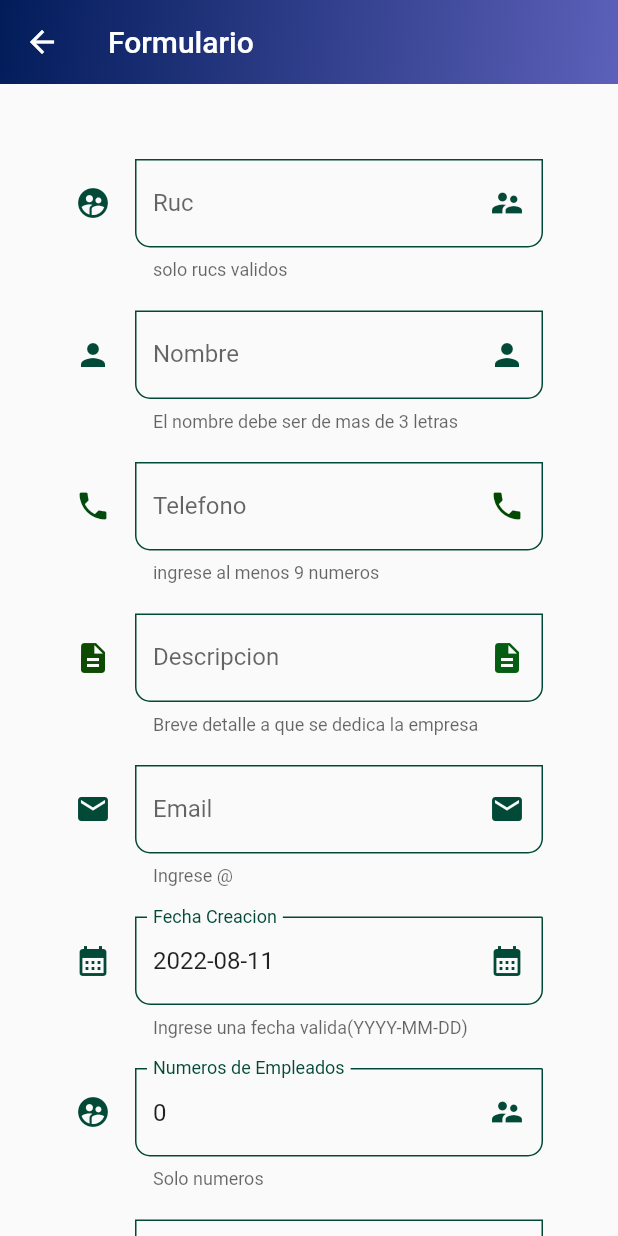
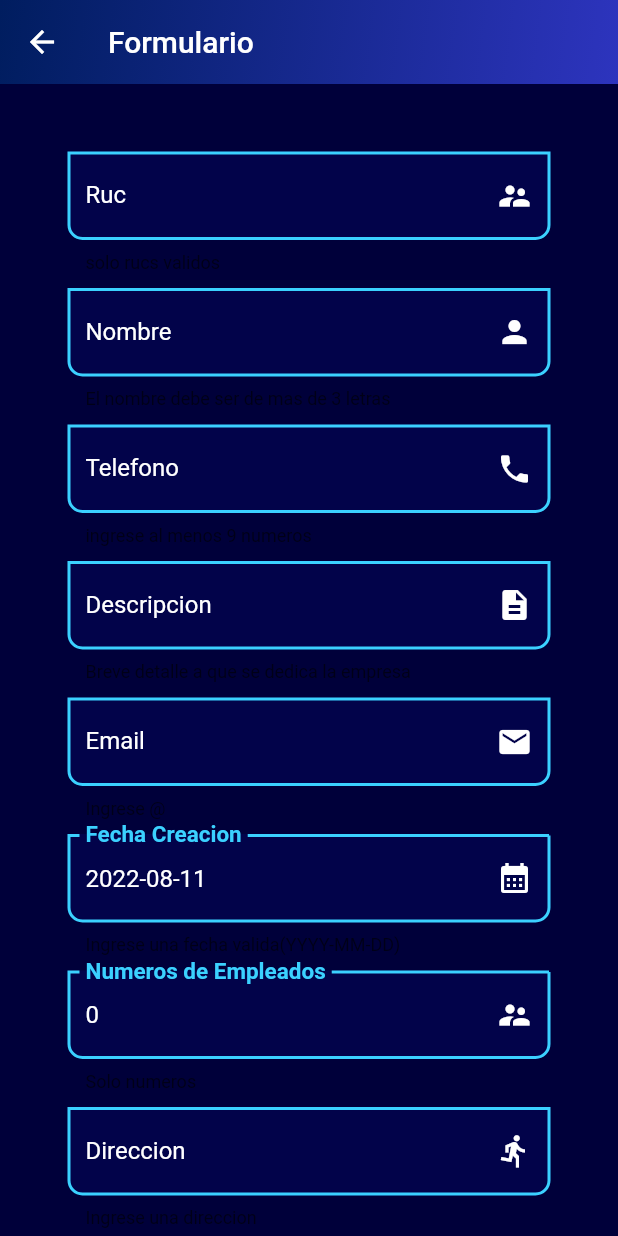
Before and after one commit to Proyecto-Integrador-yavirac/proyectoFlutterEntity, a Flutter app: the screen it shows after launch, after a tap on "Empresa Form", on a phone screen of 412 x 824 dp. Run offline on Flutter 3.47's test engine with Material 2 defaults, Android fonts, the phone set to English and light mode, and no system bars; network calls fail.

Commit message:
form styles

```diff
--- a/grupo_3_b/lib/screens/create_empresa_form_screen.dart
+++ b/grupo_3_b/lib/screens/create_empresa_form_screen.dart
@@ -3,6 +3,7 @@ import 'package:flutter/material.dart';
 import 'package:provider/provider.dart';
 import 'package:intl/intl.dart';
 import '../providers/providers.dart';
+import '../themes/theme.dart';
 import '../widgets/alert_dialog.dart';
 import '../widgets/widgets.dart';
 
@@ -29,20 +30,14 @@ class CreateEmpresaForm extends StatelessWidget {
     };
 //Scaffold hEasdasdasdasd
     return Scaffold(
+      backgroundColor: Color.fromARGB(255, 0, 0, 58),
       resizeToAvoidBottomInset: false,
       appBar: AppBar(
         elevation: 0,
         title: const Text('Formulario'),
         flexibleSpace: Container(
           decoration: const BoxDecoration(
-            gradient: LinearGradient(
-              colors: [
-                Color.fromARGB(255, 92, 96, 185),
-                Color.fromARGB(255, 2, 28, 90)
-              ],
-              begin: Alignment.bottomRight,
-              end: Alignment.topLeft,
-            ),
+            gradient: AppTheme.graduado
           ),
         ),
       ),
--- a/grupo_3_b/lib/screens/empresa_list_screen.dart
+++ b/grupo_3_b/lib/screens/empresa_list_screen.dart
@@ -2,6 +2,8 @@ import 'package:flutter/material.dart';
 import 'package:grupo_3_b/providers/providers.dart';
 import 'package:grupo_3_b/screens/screens.dart';
 import 'package:provider/provider.dart';
+
+import '../themes/theme.dart';
 
 class EmpresaList extends StatelessWidget {
   const EmpresaList({Key? key}) : super(key: key);
@@ -14,14 +16,7 @@ class EmpresaList extends StatelessWidget {
         title: const Text('Lista'),
         flexibleSpace: Container(
           decoration: const BoxDecoration(
-            gradient: LinearGradient(
-              colors: [
-                Color.fromARGB(255, 92, 96, 185),
-                Color.fromARGB(255, 2, 28, 90)
-              ],
-              begin: Alignment.bottomRight,
-              end: Alignment.topLeft,
-            ),
+            gradient: AppTheme.graduado
           ),
         ),
       ),
--- a/grupo_3_b/lib/screens/home_screen.dart
+++ b/grupo_3_b/lib/screens/home_screen.dart
@@ -1,4 +1,5 @@
 import 'package:flutter/material.dart';
+import 'package:grupo_3_b/themes/theme.dart';
 
 import '../routers/routers.dart';
 
@@ -14,14 +15,7 @@ class HomeScreen extends StatelessWidget {
           title: const Text('Empresas'),
           flexibleSpace: Container(
             decoration: const BoxDecoration(
-              gradient: LinearGradient(
-                colors: [
-                  Color.fromARGB(255, 92, 96, 185),
-                  Color.fromARGB(255, 2, 28, 90)
-                ],
-                begin: Alignment.bottomRight,
-                end: Alignment.topLeft,
-              ),
+              gradient: AppTheme.graduado
             ),
           ),
           elevation: 20,
--- a/grupo_3_b/lib/screens/update_empresa_form_screen.dart
+++ b/grupo_3_b/lib/screens/update_empresa_form_screen.dart
@@ -4,6 +4,7 @@ import 'package:grupo_3_b/widgets/widgets.dart';
 import 'package:provider/provider.dart';
 
 import '../providers/providers.dart';
+import '../themes/theme.dart';
 
 class UpdateEmpresaForm extends StatelessWidget {
   final Map<String, dynamic> empresaValues;
@@ -23,14 +24,7 @@ class UpdateEmpresaForm extends StatelessWidget {
           title: const Text('Formulario edita'),
           flexibleSpace: Container(
             decoration: const BoxDecoration(
-              gradient: LinearGradient(
-                colors: [
-                  Color.fromARGB(255, 92, 96, 185),
-                  Color.fromARGB(255, 2, 28, 90)
-                ],
-                begin: Alignment.bottomRight,
-                end: Alignment.topLeft,
-              ),
+              gradient: AppTheme.graduado
             ),
           )),
       body: SingleChildScrollView(
--- a/grupo_3_b/lib/themes/theme.dart
+++ b/grupo_3_b/lib/themes/theme.dart
@@ -2,22 +2,29 @@ import 'package:flutter/material.dart';
 
 class AppTheme {
 
-  static const Color primary = Color.fromARGB(255, 2, 74, 55);
-
+  static const Color primary = Color.fromARGB(255, 2, 3, 74);
+  static const Gradient graduado = LinearGradient(
+              colors: [
+                Color.fromARGB(255, 45, 52, 190),
+                Color.fromARGB(255, 0, 29, 95)
+              ],
+              begin: Alignment.bottomRight,
+              end: Alignment.topLeft,
+            );
 
   static final ThemeData lightTheme = ThemeData.light().copyWith(
       primaryColor: primary,
       appBarTheme: const AppBarTheme(color: primary, elevation: 0),
       inputDecorationTheme: const InputDecorationTheme(
-          floatingLabelStyle: TextStyle(color: primary),
+          floatingLabelStyle: TextStyle(color:Color.fromARGB(255, 59, 209, 255), fontSize: 20, fontWeight:FontWeight.w700),
           enabledBorder: OutlineInputBorder(
-              borderSide: BorderSide(color: primary),
+              borderSide: BorderSide(color: Color.fromARGB(255, 59, 209, 255),width: 2),
               borderRadius: BorderRadius.only(
                 bottomLeft: Radius.circular(10),
                 bottomRight: Radius.circular(10),
               )),
           focusedBorder: OutlineInputBorder(
-              borderSide: BorderSide(color: primary),
+              borderSide: BorderSide(color: Color.fromARGB(255, 255, 0, 0)),
               borderRadius: BorderRadius.only(
                 bottomLeft: Radius.circular(10),
                 bottomRight: Radius.circular(10),
--- a/grupo_3_b/lib/widgets/checkbox_toggle.dart
+++ b/grupo_3_b/lib/widgets/checkbox_toggle.dart
@@ -1,4 +1,5 @@
 import 'package:flutter/material.dart';
+import 'package:grupo_3_b/themes/theme.dart';
 
 class CheckboxToggle extends StatefulWidget {
   final Map<String, dynamic> formValues;
@@ -24,8 +25,8 @@ class _CheckboxToggleState extends State<CheckboxToggle> {
           widget.formValues[widget.formProperty] = value;
         });
       },
-      activeTrackColor: Colors.lightGreenAccent,
-      activeColor: Colors.green,
+      activeTrackColor: Color.fromARGB(255, 20, 97, 184),
+      activeColor: Color.fromARGB(255, 6, 50, 100),
     );
   }
 }
--- a/grupo_3_b/lib/widgets/custom_form.dart
+++ b/grupo_3_b/lib/widgets/custom_form.dart
@@ -31,12 +31,9 @@ class CustomForm extends StatelessWidget {
                   helperText: 'solo rucs validos',
                   suffixIcon: const Icon(
                     Icons.supervisor_account,
-                    color: AppTheme.primary,
+                    color: Color.fromARGB(255, 255, 255, 255),
                   ),
-                  icon: const Icon(
-                    Icons.supervised_user_circle_rounded,
-                    color: AppTheme.primary,
-                  ),
+
                   keyboardType: TextInputType.text,
                   obscureText: false,
                 ),
@@ -48,12 +45,9 @@ class CustomForm extends StatelessWidget {
                   helperText: 'El nombre debe ser de mas de 3 letras',
                   suffixIcon: const Icon(
                     Icons.person,
-                    color: AppTheme.primary,
+                    color: Color.fromARGB(255, 254, 254, 255),
                   ),
-                  icon: const Icon(
-                    Icons.person,
-                    color: AppTheme.primary,
-                  ),
+
                   keyboardType: TextInputType.text,
                   obscureText: false,
                 ),
@@ -65,12 +59,9 @@ class CustomForm extends StatelessWidget {
                   helperText: 'ingrese al menos 9 numeros',
                   suffixIcon: const Icon(
                     Icons.phone,
-                    color: Color.fromARGB(255, 2, 74, 3),
+                    color: Color.fromARGB(255, 255, 255, 255),
                   ),
-                  icon: const Icon(
-                    Icons.phone,
-                    color: Color.fromARGB(255, 2, 74, 13),
-                  ),
+
                   keyboardType: TextInputType.text,
                   obscureText: false,
                 ),
@@ -82,12 +73,9 @@ class CustomForm extends StatelessWidget {
                   helperText: 'Breve detalle a que se dedica la empresa ',
                   suffixIcon: const Icon(
                     Icons.description,
-                    color: Color.fromARGB(255, 4, 93, 16),
+                    color: Color.fromARGB(255, 255, 255, 255),
                   ),
-                  icon: const Icon(
-                    Icons.description,
-                    color: Color.fromARGB(255, 15, 74, 2),
-                  ),
+
                   keyboardType: TextInputType.text,
                   obscureText: false,
                 ),
@@ -99,12 +87,9 @@ class CustomForm extends StatelessWidget {
                   helperText: 'Ingrese @',
                   suffixIcon: const Icon(
                     Icons.mail,
-                    color: AppTheme.primary,
+                    color: Color.fromARGB(255, 255, 255, 255),
                   ),
-                  icon: const Icon(
-                    Icons.mail,
-                    color: AppTheme.primary,
-                  ),
+
                   keyboardType: TextInputType.text,
                   obscureText: false,
                 ),
@@ -116,12 +101,9 @@ class CustomForm extends StatelessWidget {
                   helperText: 'Ingrese una fecha valida(YYYY-MM-DD)',
                   suffixIcon: const Icon(
                     Icons.calendar_month,
-                    color: AppTheme.primary,
+                    color: Color.fromARGB(255, 255, 255, 255),
                   ),
-                  icon: const Icon(
-                    Icons.calendar_month,
-                    color: AppTheme.primary,
-                  ),
+
                   keyboardType: TextInputType.text,
                   obscureText: false,
                 ),
@@ -133,12 +115,9 @@ class CustomForm extends StatelessWidget {
                   helperText: 'Solo numeros',
                   suffixIcon: const Icon(
                     Icons.supervisor_account,
-                    color: AppTheme.primary,
+                    color: Color.fromARGB(255, 255, 255, 255),
                   ),
-                  icon: const Icon(
-                    Icons.supervised_user_circle_rounded,
-                    color: AppTheme.primary,
-                  ),
+
                   keyboardType: TextInputType.number,
                   obscureText: false,
                 ),
@@ -150,12 +129,9 @@ class CustomForm extends StatelessWidget {
                   helperText: 'Ingrese una direccion',
                   suffixIcon: const Icon(
                     Icons.directions_run,
-                    color: AppTheme.primary,
+                    color: Color.fromARGB(255, 255, 255, 255),
                   ),
-                  icon: const Icon(
-                    Icons.directions_run,
-                    color: AppTheme.primary,
-                  ),
+
                   keyboardType: TextInputType.text,
                   obscureText: false,
                 ),
@@ -164,18 +140,26 @@ class CustomForm extends StatelessWidget {
                     children: [
                       const Icon(
                         Icons.factory_outlined,
-                        color: AppTheme.primary,
+                        color: Color.fromARGB(255, 59, 209, 255),
                       ),
-                      const Text("Activo"),
+                      const Text("Activo",
+                       style: TextStyle(
+                      color: Color.fromARGB(255, 59, 209, 255))),
                       CheckboxToggle(
                           formValues: empresaValues, formProperty: 'estado')
                     ],
                   ),
                 ),
-                ElevatedButton.icon(
+                ElevatedButton(
+                  style: ElevatedButton.styleFrom(
+                  primary: AppTheme.primary,
+                  onPrimary: const Color.fromARGB(255, 255, 255, 255),
+                  side: const BorderSide(color: Color.fromARGB(255, 59, 209, 255), width: 1),
+                  ),
                   onPressed: onChanged,
-                  icon: const Icon(Icons.save),
-                  label: const Text('Guardar'),
+                  child: const Text('Guardar',
+                    style: TextStyle(fontSize: 16))
+
                 )
               ],
             )));
--- a/grupo_3_b/lib/widgets/custom_input_field.dart
+++ b/grupo_3_b/lib/widgets/custom_input_field.dart
@@ -1,4 +1,5 @@
 import 'package:flutter/material.dart';
+import 'package:grupo_3_b/themes/theme.dart';
 
 class CustomInputField extends StatelessWidget {
   final String? hintText;
@@ -27,8 +28,9 @@ class CustomInputField extends StatelessWidget {
   @override
   Widget build(BuildContext context) {
     return Padding(
-        padding: const EdgeInsets.all(10),
+        padding: const EdgeInsets.all(5),
         child: TextFormField(
+          style: TextStyle(color: Colors.white),
           keyboardType: keyboardType,
           obscureText: obscureText,
           initialValue: formValues[formProperty].toString(),
@@ -36,11 +38,20 @@ class CustomInputField extends StatelessWidget {
           onChanged: (value) => formValues[formProperty] = value,
           autovalidateMode: AutovalidateMode.onUserInteraction,
           decoration: InputDecoration(
+            focusedBorder:OutlineInputBorder(
+            borderSide: const BorderSide(color: Color.fromARGB(255, 59, 209, 255), width: 2.0),
+            borderRadius: BorderRadius.circular(19.0),
+          ),
+
             hintText: '$hintText',
+            hintStyle: const TextStyle(color: Color.fromARGB(255, 255, 255, 255)),
+            labelStyle: const TextStyle(color:Colors.white ),
+
             labelText: '$labelText',
             helperText: '$helperText',
             suffixIcon: suffixIcon,
-            icon: icon,
+            filled: true,
+            fillColor: AppTheme.primary,
           ),
         ));
   }
```
Also changed, not shown: grupo_3_b/assets/¡HEYTECH!.png (added), grupo_3_b/pubspec.lock.
